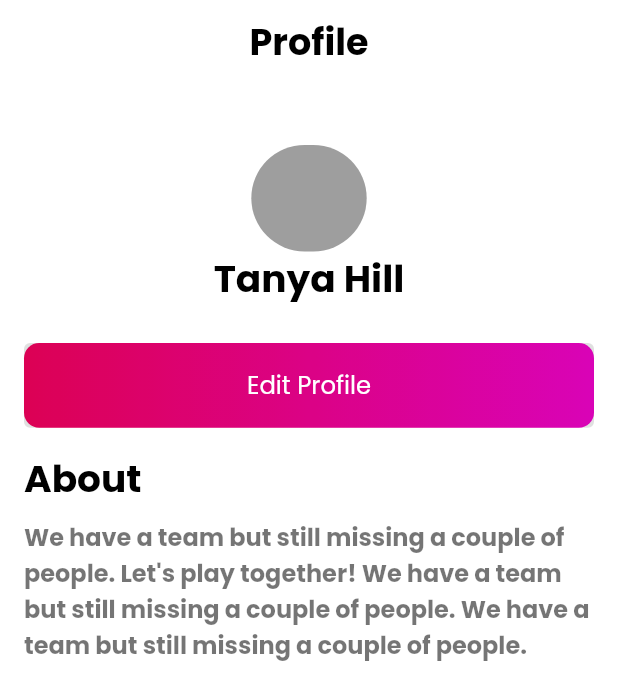
After one commit to Sejimu/City_event_app, a Flutter app: the ProfilePage screen opened by its route, on a phone screen of 412 x 824 dp. The commit adds this screen. Shown: the top 700 px of the screen. Run offline on Flutter 3.47's test engine with Material 3 defaults, Android fonts, the phone set to English and light mode, and no system bars; our stand-ins replace auto_route, dio, equatable, firebase_auth, flutter_screenutil, flutter_svg and 5 more; accounts and stored records are empty; key blocks and very long unbroken strings in the code were emptied for the run.

Commit message:
profile page layout done

```diff
--- a/lib/src/core/config/routes/app_routes.dart
+++ b/lib/src/core/config/routes/app_routes.dart
@@ -6,7 +6,7 @@ class AppRouter extends RootStackRouter {
   @override
   List<AutoRoute> get routes => [
         // Dashboard
-        CustomRoute(page: Dashboard.page,  initial: true, children: [
+        CustomRoute(page: Dashboard.page, initial: true, children: [
           CustomRoute(
             page: HomeRoute.page,
             transitionsBuilder: TransitionsBuilders.fadeIn,
@@ -17,6 +17,9 @@ class AppRouter extends RootStackRouter {
           ),
           CustomRoute(
             page: FavouriteRoute.page,
+          ),
+          CustomRoute(
+            page: ProfileRoute.page,
           ),
         ]),
 
@@ -37,7 +40,6 @@ class AppRouter extends RootStackRouter {
         // Intro
         CustomRoute(
           page: IntroRoute.page,
-
           transitionsBuilder: TransitionsBuilders.fadeIn,
         ),
 
@@ -45,6 +47,9 @@ class AppRouter extends RootStackRouter {
             page: AllTicketsRoute.page,
             transitionsBuilder: TransitionsBuilders.fadeIn),
         CustomRoute(
+            page: ProfileRoute.page,
+            transitionsBuilder: TransitionsBuilders.fadeIn),
+        CustomRoute(
             page: OrderDetailRoute.page,
             transitionsBuilder: TransitionsBuilders.fadeIn)
       ];
--- a/lib/src/modules/main/features/bottom_navbar/сustom_bottom_nav.dart
+++ b/lib/src/modules/main/features/bottom_navbar/сustom_bottom_nav.dart
@@ -21,7 +21,7 @@ class _DashboardState extends State<Dashboard> {
         SearchRoute(),
         FavouriteRoute(),
         HomeRoute(),
-        HomeRoute(),
+        ProfileRoute(),
       ],
       transitionBuilder: (context, child, animation) => FadeTransition(
         opacity: animation,
--- /dev/null
+++ b/lib/src/modules/main/features/profile/profile_page.dart
@@ -0,0 +1,93 @@
+import 'package:auto_route/annotations.dart';
+import 'package:flutter/material.dart';
+import 'package:flutter_screenutil/flutter_screenutil.dart';
+
+import '../../../widgets/cruft_button.dart';
+
+@RoutePage()
+class ProfilePage extends StatefulWidget {
+  const ProfilePage({super.key});
+
+  @override
+  State<ProfilePage> createState() => _ProfilePageState();
+}
+
+class _ProfilePageState extends State<ProfilePage> {
+  @override
+  Widget build(BuildContext context) {
+    return Scaffold(
+      body: SafeArea(
+        child: CustomScrollView(
+          slivers: [
+            const SliverAppBar(
+              centerTitle: true,
+              title: Text(
+                "Profile",
+                style: TextStyle(color: Colors.black),
+              ),
+            ),
+            SliverToBoxAdapter(
+              child: Column(
+                children: [
+                  Padding(
+                    padding: EdgeInsets.only(top: 40.h),
+                  ),
+                  Container(
+                    height: 70.h,
+                    width: 70.w,
+                    decoration: BoxDecoration(
+                      borderRadius: BorderRadius.circular(50),
+                      color: Colors.grey,
+                    ),
+                  ),
+                  const Text(
+                    "Tanya Hill",
+                    style: TextStyle(
+                      color: Colors.black,
+                      fontSize: 25,
+                      fontWeight: FontWeight.bold,
+                    ),
+                  ),
+                  const Padding(
+                    padding:
+                        EdgeInsets.symmetric(horizontal: 16.0, vertical: 24.0),
+                    child: Column(
+                      crossAxisAlignment: CrossAxisAlignment.start,
+                      children: [
+                        Center(
+                          child: CruftButton(
+                            text: 'Edit Profile',
+                          ),
+                        ),
+                        SizedBox(height: 16),
+                        Text(
+                          'About',
+                          style: TextStyle(
+                            fontSize: 25,
+                            fontWeight: FontWeight.bold,
+                            color: Colors.black,
+                          ),
+                        ),
+                        SizedBox(height: 8),
+                        Text(
+                          "We have a team but still missing a couple of people. Let's play together! "
+                          "We have a team but still missing a couple of people. We have a team but still missing a couple of people.",
+                          style: TextStyle(
+                            fontSize: 16,
+                            color: Colors.black54,
+                            height: 1.5,
+                            fontWeight: FontWeight.bold,
+                          ),
+                        ),
+                      ],
+                    ),
+                  )
+                ],
+              ),
+            ),
+          ],
+        ),
+      ),
+    );
+  }
+}
```
Also changed, not shown: assets/imgs/avatar_replace.jpg (added), lib/src/core/config/routes/app_routes.gr.dart, pubspec.lock.
